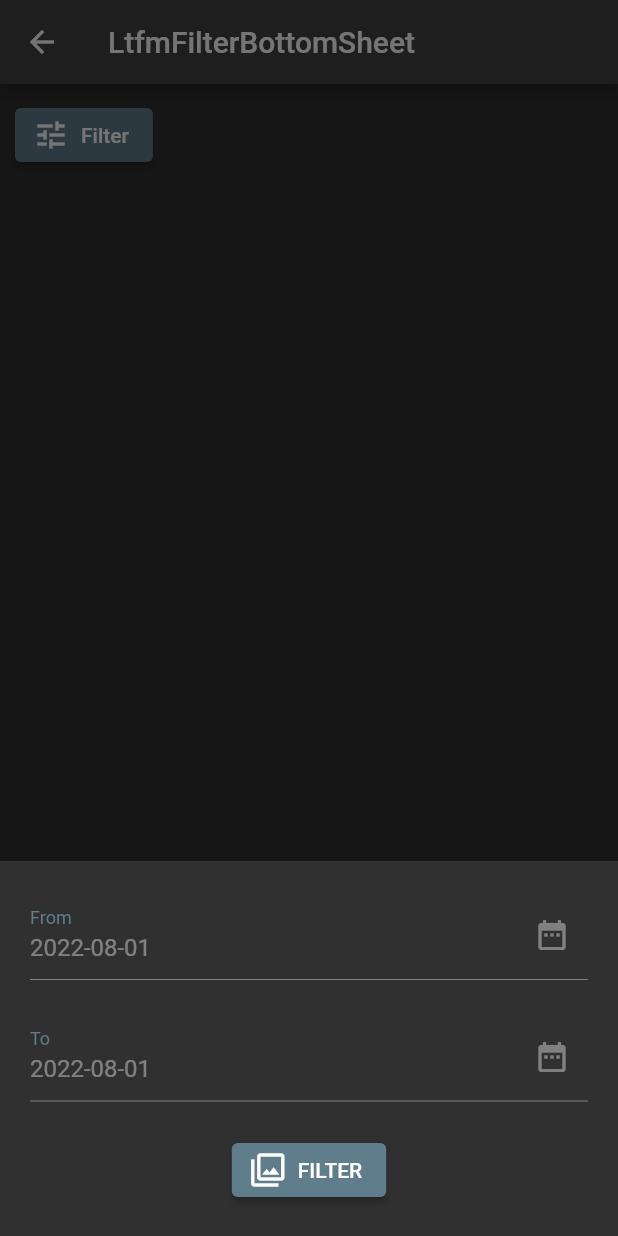
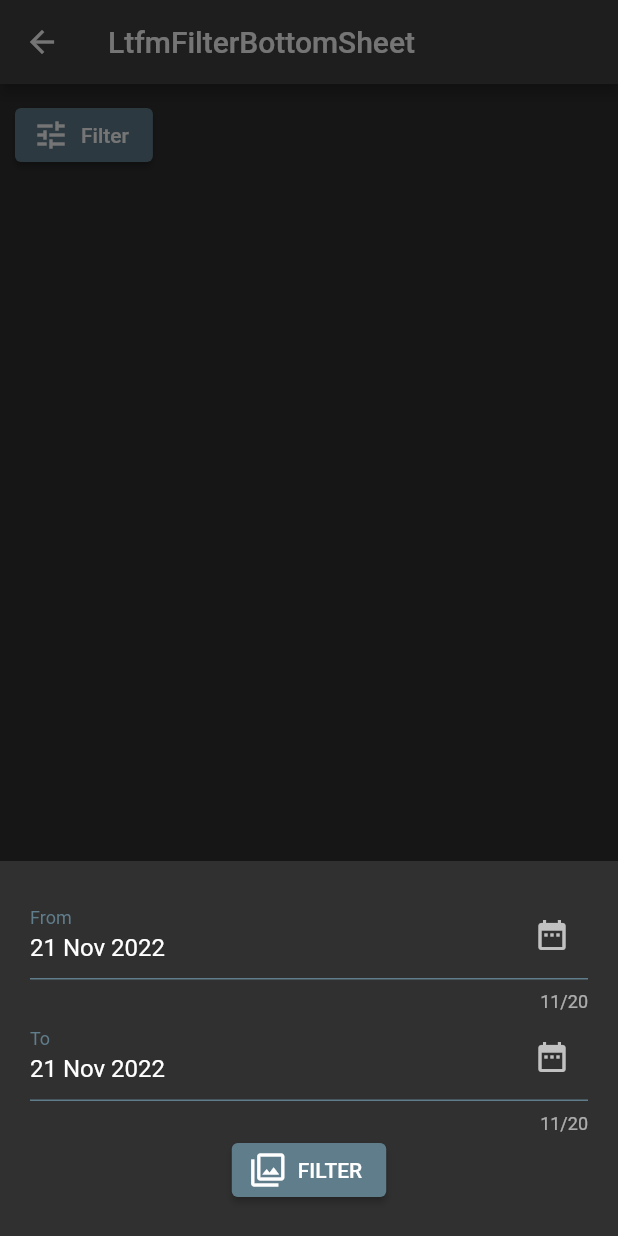
Before and after one commit to made-setiawan/fugi-excercise-madhe, a Flutter app: the LtfmFilterBottomSheetView screen opened directly, after a tap on "Filter", on a phone screen of 412 x 824 dp. Run offline on Flutter 3.47's test engine with Material 2 defaults, Android fonts, the phone set to English and light mode, and no system bars; our stand-ins replace cached_network_image, carousel_slider, dio, file_picker, flutter_image_compress, flutter_map and 6 more; missing offline and left inert: file_picker_cross.

Commit message:
update fugi excercise

```diff
--- a/lib/module/tutorial/latihan/ltfm_filter_bottom_sheet/view/ltfm_filter_bottom_sheet_view.dart
+++ b/lib/module/tutorial/latihan/ltfm_filter_bottom_sheet/view/ltfm_filter_bottom_sheet_view.dart
@@ -36,64 +36,74 @@ class LtfmFilterBottomSheetView extends StatefulWidget {
                               child: Column(
                                 mainAxisAlignment: MainAxisAlignment.center,
                                 children: <Widget>[
-                                  InkWell(
-                                    onTap: () async {
-                                      DateTime? pickedDate =
-                                          await showDatePicker(
-                                        context: context,
-                                        initialDate: DateTime.now(),
-                                        firstDate: DateTime(2000),
-                                        lastDate: DateTime(2100),
-                                      );
-                                      print("pickedDate: $pickedDate");
-                                    },
-                                    child: TextFormField(
-                                      initialValue: '2022-08-01',
-                                      maxLength: 20,
-                                      enabled: false,
-                                      decoration: const InputDecoration(
-                                          labelText: 'From',
-                                          labelStyle: TextStyle(
-                                            color: Colors.blueGrey,
-                                          ),
-                                          enabledBorder: UnderlineInputBorder(
-                                            borderSide: BorderSide(
-                                              color: Colors.blueGrey,
-                                            ),
-                                          ),
-                                          suffixIcon: Icon(Icons.date_range)),
-                                      onChanged: (value) {},
-                                    ),
+                                  QDatePicker(
+                                    label: "From",
+                                    value: DateTime.now(),
+                                    onChanged: (v) {},
                                   ),
-                                  InkWell(
-                                    onTap: () async {
-                                      DateTime? pickedDate =
-                                          await showDatePicker(
-                                        context: context,
-                                        initialDate: DateTime.now(),
-                                        firstDate: DateTime(2000),
-                                        lastDate: DateTime(2100),
-                                      );
-                                      print("pickedDate: $pickedDate");
-                                    },
-                                    child: TextFormField(
-                                      initialValue: '2022-08-01',
-                                      maxLength: 20,
-                                      enabled: false,
-                                      decoration: const InputDecoration(
-                                          labelText: 'To',
-                                          labelStyle: TextStyle(
-                                            color: Colors.blueGrey,
-                                          ),
-                                          enabledBorder: UnderlineInputBorder(
-                                            borderSide: BorderSide(
-                                              color: Colors.blueGrey,
-                                            ),
-                                          ),
-                                          suffixIcon: Icon(Icons.date_range)),
-                                      onChanged: (value) {},
-                                    ),
+                                  QDatePicker(
+                                    label: "To",
+                                    value: DateTime.now(),
+                                    onChanged: (v) {},
                                   ),
+                                  // InkWell(
+                                  //   onTap: () async {
+                                  //     DateTime? pickedDate =
+                                  //         await showDatePicker(
+                                  //       context: context,
+                                  //       initialDate: DateTime.now(),
+                                  //       firstDate: DateTime(2000),
+                                  //       lastDate: DateTime(2100),
+                                  //     );
+                                  //     print("pickedDate: $pickedDate");
+                                  //   },
+                                  //   child: TextFormField(
+                                  //     initialValue: '2022-08-01',
+                                  //     maxLength: 20,
+                                  //     enabled: false,
+                                  //     decoration: const InputDecoration(
+                                  //         labelText: 'From',
+                                  //         labelStyle: TextStyle(
+                                  //           color: Colors.blueGrey,
+                                  //         ),
+                                  //         enabledBorder: UnderlineInputBorder(
+                                  //           borderSide: BorderSide(
+                                  //             color: Colors.blueGrey,
+                                  //           ),
+                                  //         ),
+                                  //         suffixIcon: Icon(Icons.date_range)),
+                                  //     onChanged: (value) {},
+                                  //   ),
+                                  // ),
+                                  // InkWell(
+                                  //   onTap: () async {
+                                  //     DateTime? pickedDate =
+                                  //         await showDatePicker(
+                                  //       context: context,
+                                  //       initialDate: DateTime.now(),
+                                  //       firstDate: DateTime(2000),
+                                  //       lastDate: DateTime(2100),
+                                  //     );
+                                  //     print("pickedDate: $pickedDate");
+                                  //   },
+                                  //   child: TextFormField(
+                                  //     initialValue: '2022-08-01',
+                                  //     maxLength: 20,
+                                  //     enabled: false,
+                                  //     decoration: const InputDecoration(
+                                  //         labelText: 'To',
+                                  //         labelStyle: TextStyle(
+                                  //           color: Colors.blueGrey,
+                                  //         ),
+                                  //         enabledBorder: UnderlineInputBorder(
+                                  //           borderSide: BorderSide(
+                                  //             color: Colors.blueGrey,
+                                  //           ),
+                                  //         ),
+                                  //         suffixIcon: Icon(Icons.date_range)),
+                                  //     onChanged: (value) {},
+                                  //   ),
+                                  // ),
                                   ElevatedButton.icon(
                                     icon: const Icon(Icons.filter),
                                     label: const Text("FILTER"),
--- a/lib/module/tutorial/latihan/ltfm_login/view/ltfm_login_view.dart
+++ b/lib/module/tutorial/latihan/ltfm_login/view/ltfm_login_view.dart
@@ -19,7 +19,7 @@ class LtfmLoginView extends StatefulWidget {
             children: [
               //! 1. Ini adalah kode untuk membuat textfield email dengan reuseable widget
               QTextField(
-                value: "demo@gmail.com",
+                value: "made@gmail.com",
                 label: "Email",
                 hint: "Your email",
                 onChanged: (value) {},
--- a/lib/module/tutorial/latihan/ltfm_reset_password/view/ltfm_reset_password_view.dart
+++ b/lib/module/tutorial/latihan/ltfm_reset_password/view/ltfm_reset_password_view.dart
@@ -22,7 +22,7 @@ class LtfmResetPasswordView extends StatefulWidget {
                   label: "Email",
                   hint: "Your email",
                   validator: Validator.email,
-                  value: "demo@gmail.com",
+                  value: "made@gmail.com",
                   onChanged: (value) {},
                 ),
                 const SizedBox(
@@ -34,7 +34,9 @@ class LtfmResetPasswordView extends StatefulWidget {
                   style: ElevatedButton.styleFrom(
                     backgroundColor: Colors.blueGrey,
                   ),
-                  onPressed: () {},
+                  onPressed: () {
+                    controller.doResetPwd();
+                  },
                 ),
                 const SizedBox(
                   height: 20.0,
```
Also changed, not shown: lib/module/tutorial/latihan/ltfm_filter_dialog/view/ltfm_filter_dialog_view.dart (+67 -56 lines), lib/module/tutorial/latihan/ltfm_reset_password/controller/ltfm_reset_password_controller.dart (+32 -1 lines), lib/module/tutorial/latihan/ltfm_sliding_form/view/ltfm_sliding_form_view.dart (+32 -27 lines), lib/module/tutorial/latihan/ltsm_horizontal_category_list/view/ltsm_horizontal_category_list_view.dart (+10 -3 lines).
